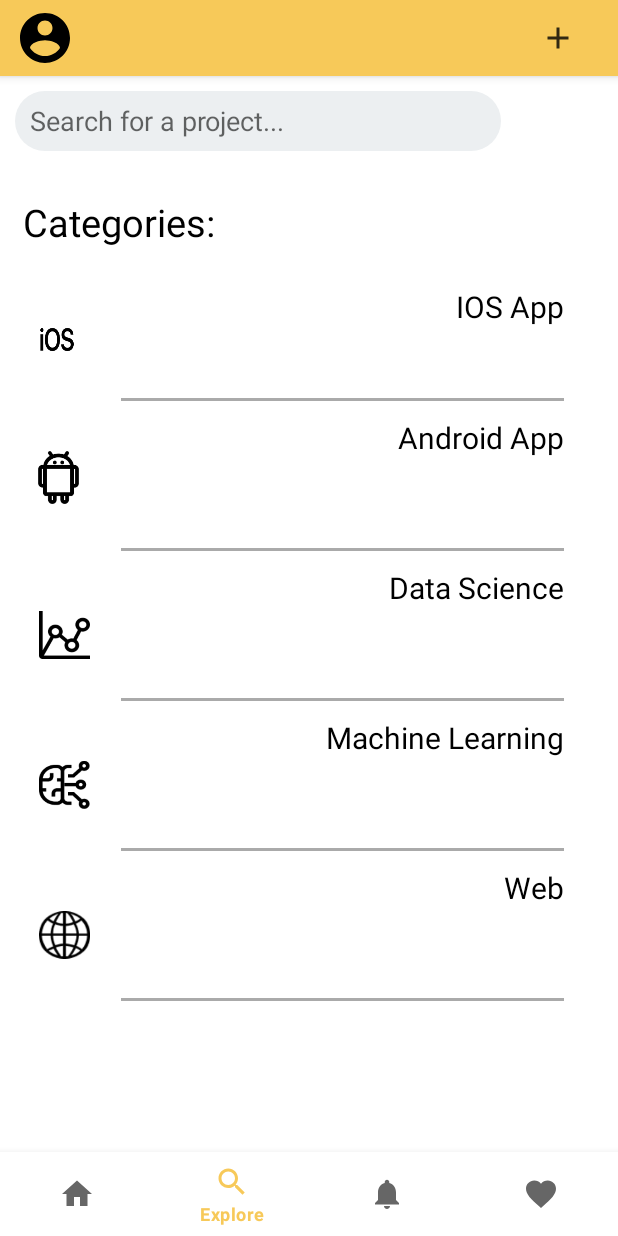
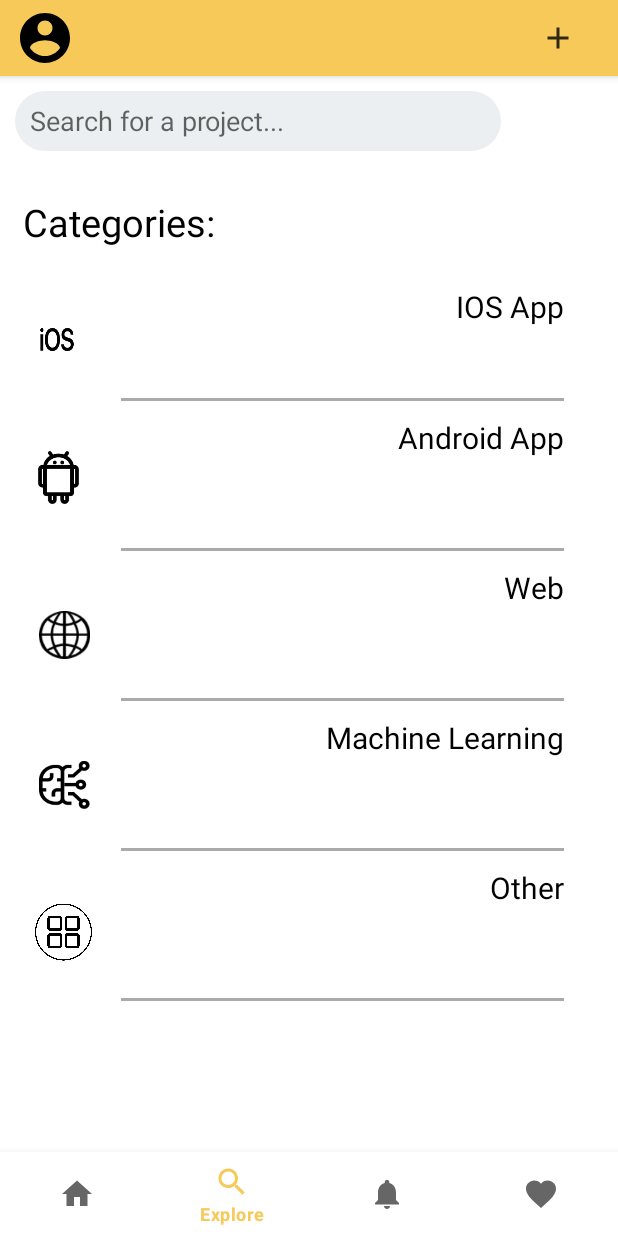
Before and after one commit to HariSrinivasan14/Assembee, an Android app: the screen it shows after launch (MainActivity), item 2 of the bottom bar chosen, on a phone screen of 412 x 824 dp. Run offline under Robolectric (Android 15) with nearby library versions, the phone set to English and light mode, and no system bars.

Commit message:
update explore

```diff
--- a/Project/app/src/main/res/layout/fragment_explore_dummy.xml
+++ b/Project/app/src/main/res/layout/fragment_explore_dummy.xml
@@ -173,7 +173,7 @@
                     android:layout_marginEnd="36dp"
                     android:layout_marginRight="36dp"
                     android:layout_marginBottom="70dp"
-                    android:text="@string/Data_Science"
+                    android:text="@string/Web"
                     android:textColor="@color/black"
                     android:textSize="20sp"
                     tools:ignore="TextViewEdits" />
@@ -190,7 +190,7 @@
                     android:layout_marginLeft="26dp"
                     android:layout_marginTop="30dp"
                     android:layout_marginBottom="34dp"
-                    android:src="@drawable/data" />
+                    android:src="@drawable/web" />
 
             </RelativeLayout>
             <RelativeLayout
@@ -265,24 +265,24 @@
                     android:layout_marginEnd="36dp"
                     android:layout_marginRight="36dp"
                     android:layout_marginBottom="70dp"
-                    android:text="@string/Web"
+                    android:text="@string/Other"
                     android:textColor="@color/black"
                     android:textSize="20sp"
                     tools:ignore="TextViewEdits" />
 
                 <ImageView
 
-                    android:layout_width="34dp"
-                    android:layout_height="36dp"
+                    android:layout_width="38dp"
+                    android:layout_height="40dp"
                     android:layout_alignParentStart="true"
                     android:layout_alignParentLeft="true"
                     android:layout_alignParentTop="true"
                     android:layout_alignParentBottom="true"
-                    android:layout_marginStart="26dp"
-                    android:layout_marginLeft="26dp"
-                    android:layout_marginTop="30dp"
+                    android:layout_marginStart="23dp"
+                    android:layout_marginLeft="23dp"
+                    android:layout_marginTop="26dp"
                     android:layout_marginBottom="34dp"
-                    android:src="@drawable/web" />
+                    android:src="@drawable/other" />
 
             </RelativeLayout>
 
```
Also changed, not shown: Project/app/src/main/res/drawable/other.png (added).
